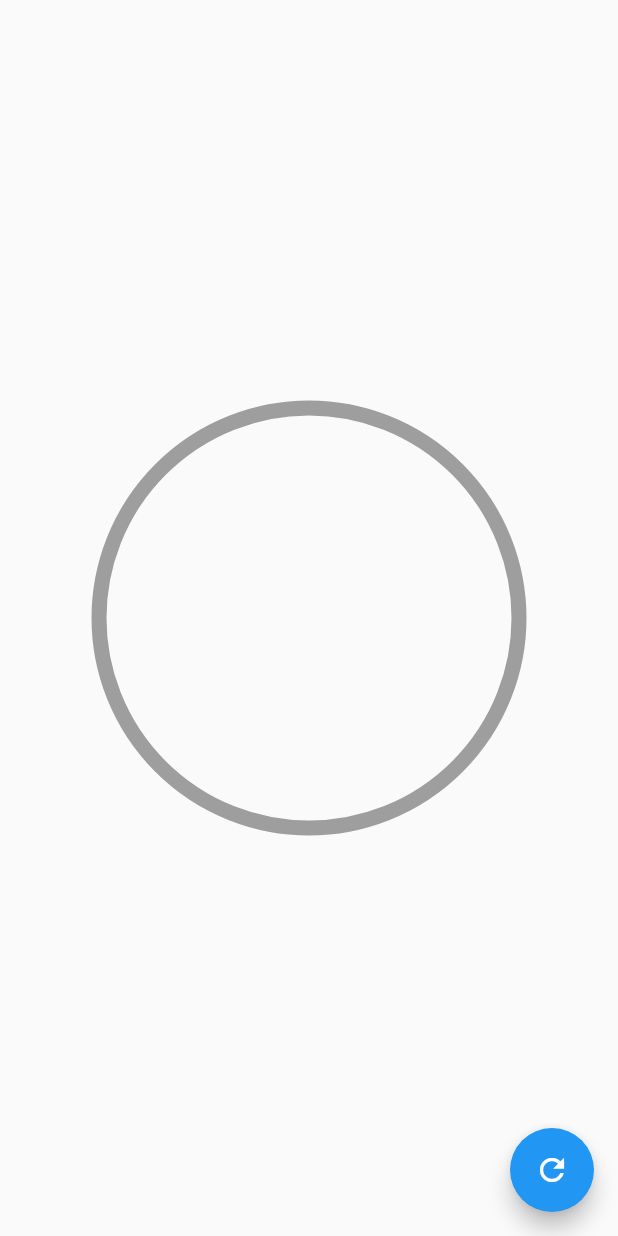
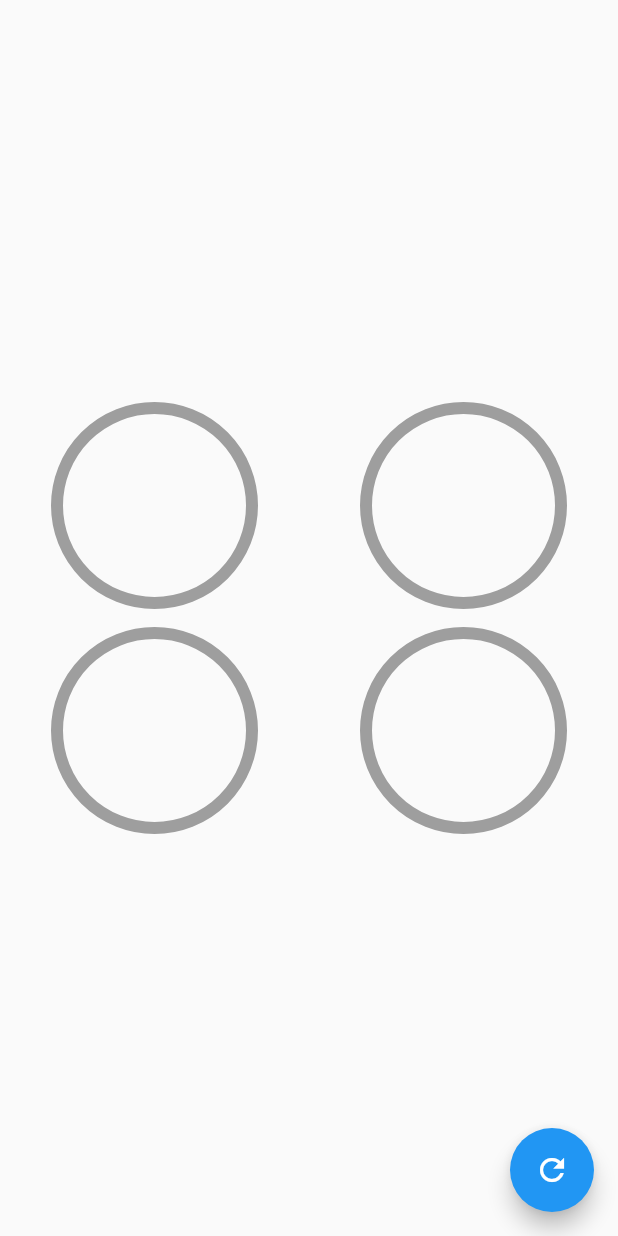
Before and after one commit to ddienu/Designs-, a Flutter app: the screen it shows after launch, on a phone screen of 412 x 824 dp. Run offline on Flutter 3.47's test engine with Material 2 defaults, Android fonts, the phone set to English and light mode, and no system bars.

Commit message:
Update: graficas circulares page, update: radial progress.
Update graficas circulares page extracting the container and named it CustomRadialProgress, to this widget adding a new property called color that will used into the colorSecundario to change the color of the arc, in the body of the scaffold use a Column to show 4 radial progress into the screen with 4 diferents colors.
Update radial progress using the strokeCap into the arc paint to round the edges of the progress giving to it a better looking.

```diff
--- a/lib/src/pages/graficas_circulares_page.dart
+++ b/lib/src/pages/graficas_circulares_page.dart
@@ -30,19 +30,53 @@ class _GraficasCircularesPageState extends State<GraficasCircularesPage> {
           });
         }
         ),
-      body: Center(
-        child: Container(
-          width: 300.0,
-          height: 300.0,
-          //color: Colors.red,
-          child: RadialProgress(
-            porcentaje: porcentaje,
-            colorPrimario: Colors.grey,
-            colorSecundario: Colors.purple,
-            grosorPrimario: 10.0,
-            grosorSecundario: 10.0,
-            ),
-        )
+      body: Column(
+        mainAxisAlignment: MainAxisAlignment.center,
+        children: [
+
+          Row(
+            mainAxisAlignment: MainAxisAlignment.spaceAround,
+            children: [
+              CustomRadialProgress(porcentaje: porcentaje, color: Colors.black),
+              CustomRadialProgress(porcentaje: porcentaje, color: Colors.purpleAccent),
+            ],
+          ),
+          Row(
+            mainAxisAlignment: MainAxisAlignment.spaceAround,
+            children: [
+              CustomRadialProgress(porcentaje: porcentaje, color: Colors.yellow),
+              CustomRadialProgress(porcentaje: porcentaje, color: Colors.green),
+            ],
+          ),
+        ],
+      )
+    );
+  }
+}
+
+class CustomRadialProgress extends StatelessWidget {
+
+  final Color color;
+  const CustomRadialProgress({
+    Key? key,
+    required this.porcentaje,
+    required this.color,
+  }) : super(key: key);
+
+  final double porcentaje;
+
+  @override
+  Widget build(BuildContext context) {
+    return Container(
+      width: 150.0,
+      height: 150.0,
+      //color: Colors.red,
+      child: RadialProgress(
+        porcentaje: porcentaje,
+        colorPrimario: Colors.grey,
+        colorSecundario: color,
+        grosorPrimario: 8.0,
+        grosorSecundario: 10.0,
         ),
     );
   }
--- a/lib/src/widgets/radial_progress.dart
+++ b/lib/src/widgets/radial_progress.dart
@@ -113,7 +113,8 @@ class _MiRadialProgress extends CustomPainter {
     final paintArco = Paint()
     ..color = colorSecundario
     ..style = PaintingStyle.stroke
-    ..strokeWidth = grosorSecundario;
+    ..strokeWidth = grosorSecundario
+    ..strokeCap   = StrokeCap.round;
 
     final arcAngle = 2 * pi * (porcentaje / 100);
 
```
